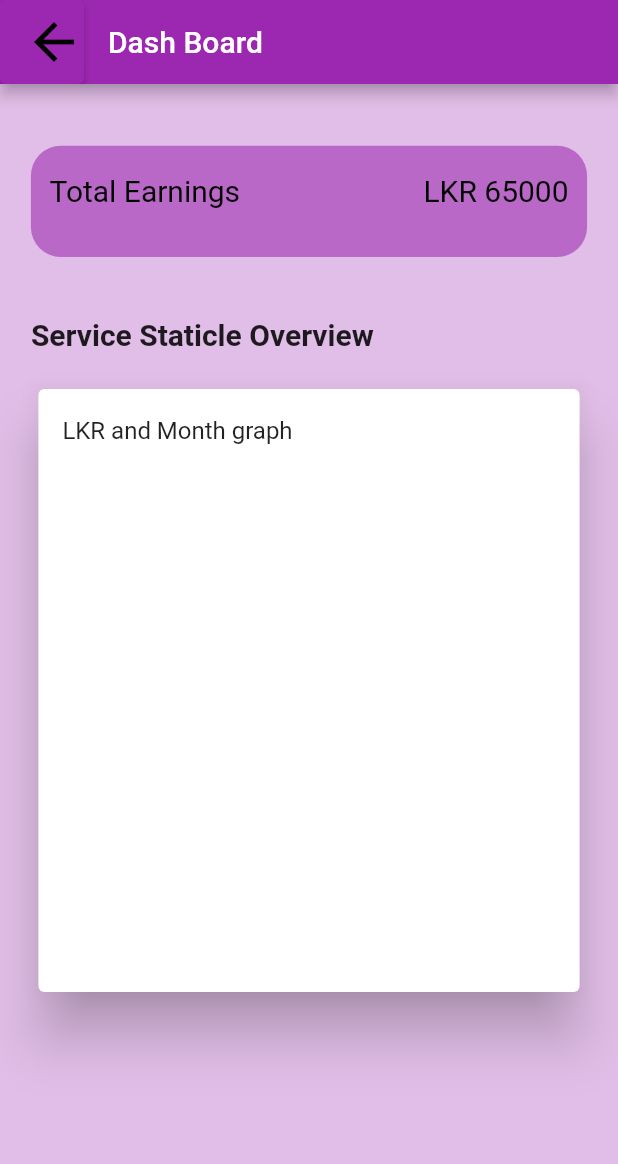
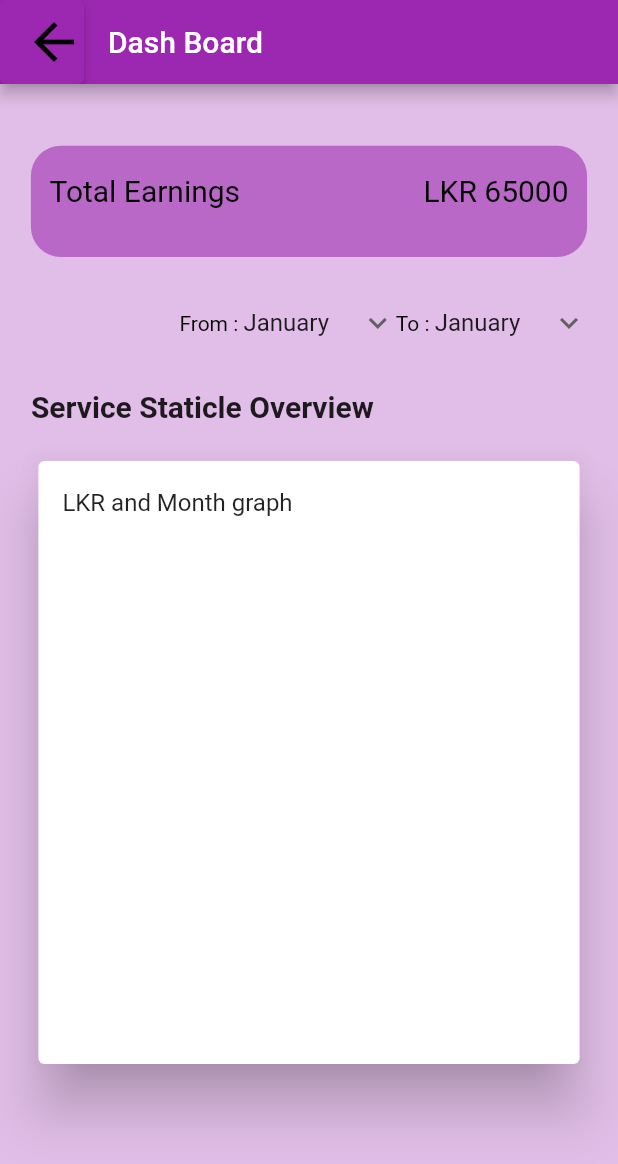
Before and after one commit to chathuradeshapriya/BreakdownService, a Flutter app: the screen it shows after launch, on a phone screen of 412 x 824 dp. Shown: the top 1164 px of the screen. Run offline on Flutter 3.47's test engine with Material 2 defaults, Android fonts, the phone set to English and light mode, and no system bars; our stand-ins replace fluttertoast.

Commit message:
Set dropdown Button

```diff
--- a/lib/dashboard.dart
+++ b/lib/dashboard.dart
@@ -11,7 +11,38 @@ class Dashboard extends StatefulWidget {
 }
 
 class _DashboardState extends State<Dashboard> {
+  String fromdropdownvalue = 'January';
+  String todropdownvalue = 'January';
 
+  var fromMonth = [
+    'January',
+    'February',
+    'March',
+    'April',
+    'May',
+    'June',
+    'July',
+    'August',
+    'September',
+    'October',
+    'November',
+    'December'
+  ];
+
+  var toMonth = [
+    'January',
+    'February',
+    'March',
+    'April',
+    'May',
+    'June',
+    'July',
+    'August',
+    'September',
+    'October',
+    'November',
+    'December'
+  ];
   @override
   Widget build(BuildContext context) {
     double width = MediaQuery.of(context).size.width;
@@ -91,7 +122,73 @@ class _DashboardState extends State<Dashboard> {
                 height: 20,
               ),
 
+              Row(
+                crossAxisAlignment: CrossAxisAlignment.center,
+                mainAxisAlignment: MainAxisAlignment.end,
+                children: [
+                  Row(
+                    crossAxisAlignment: CrossAxisAlignment.center,
+                    mainAxisAlignment: MainAxisAlignment.end,
+                    children: [
 
+                      Text(
+                        "From : ",
+                        style: TextStyle(
+                          color: Colors.black,
+                          fontSize: 14.0,
+                        ),
+                      ),
+                      DropdownButtonHideUnderline(
+                          child: DropdownButton(
+                            borderRadius: BorderRadius.circular(15.0),
+                            dropdownColor: Colors.purple[50],
+                            elevation: 50,
+                            value: fromdropdownvalue,
+                            icon: Icon(Icons.keyboard_arrow_down),
+                            items: fromMonth.map((String items) {
+                              return DropdownMenuItem(
+                                  value: items, child: Text(items));
+                            }).toList(),
+                            onChanged: (String? newValue) {
+                              setState(() {
+                                fromdropdownvalue = newValue!;
+                              });
+                            },
+                          )),
+                    ],
+                  ),
+                  Row(
+                    crossAxisAlignment: CrossAxisAlignment.center,
+                    mainAxisAlignment: MainAxisAlignment.end,
+                    children: [
+                      Text(
+                        "To : ",
+                        style: TextStyle(
+                          color: Colors.black,
+                          fontSize: 14.0,
+                        ),
+                      ),
+                      DropdownButtonHideUnderline(
+                          child: DropdownButton(
+                            borderRadius: BorderRadius.circular(15.0),
+                            dropdownColor: Colors.purple[50],
+                            elevation: 50,
+                            value: todropdownvalue,
+                            icon: Icon(Icons.keyboard_arrow_down),
+                            items: toMonth.map((String items) {
+                              return DropdownMenuItem(
+                                  value: items, child: Text(items));
+                            }).toList(),
+                            onChanged: (String? newValue) {
+                              setState(() {
+                                todropdownvalue = newValue!;
+                              });
+                            },
+                          )),
+                    ],
+                  ),
+                ],
+              ),
               const SizedBox(
                 height: 20,
               ),
```
